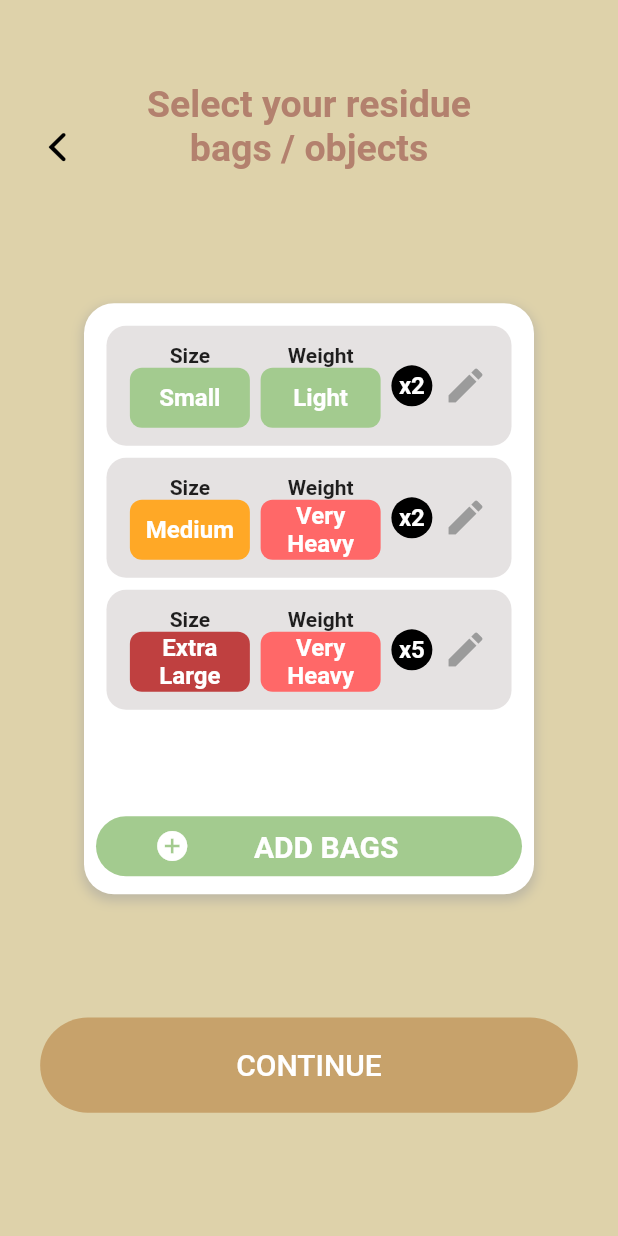
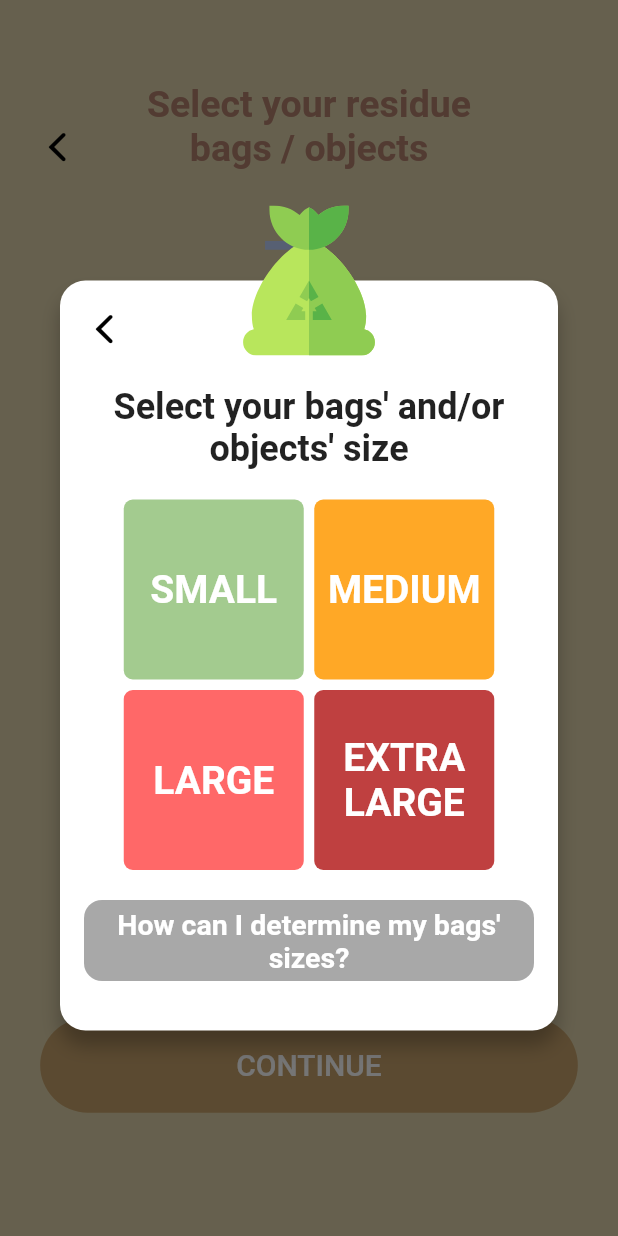
Before and after one commit to fquesada00/Econet, a Flutter app: the AddBags screen opened by its route, after a tap on "ADD BAGS", on a phone screen of 412 x 824 dp. Run offline on Flutter 3.47's test engine with Material 2 defaults, Android fonts, the phone set to English and light mode, and no system bars; drawn by our look-alikes of auto_size_text; our stand-ins replace firebase_auth, firebase_core, flutter_svg, geolocator, google_maps_flutter, google_sign_in and 1 more; missing offline and left inert: geocoder, linked_scroll_controller; accounts and stored records are empty; Roboto replaces fonts that are missing (SFProDisplay, SFProText); project files that could hold a hidden picture were left out.

Commit message:
Encaminado el dialogo de agregar bolsas

```diff
--- a/lib/app.dart
+++ b/lib/app.dart
@@ -6,12 +6,12 @@ import 'package:econet/views/auth/signup_method.dart';
 import 'package:econet/views/ecopoint/PickTimeCreateEcopoint.dart';
 import 'package:econet/views/ecopoint/add_bags.dart';
 import 'package:econet/views/ecopoint/ecopoint_expanded.dart';
-import 'file:///C:/Users/rodri/AndroidStudioProjects/Econet/lib/views/my_ecopoint/my_ecopoint.dart';
 import 'package:econet/views/ecopoint/pickDelivery.dart';
 import 'package:econet/views/ecopoint/pickDeliveryDate.dart';
 import 'package:econet/views/ecopoint/pickLocation.dart';
 import 'package:econet/views/ecopoint/pickMaterials.dart';
 import 'package:econet/views/ecopoint/pickWeekdayCreateEcopoint.dart';
+import 'package:econet/views/my_ecopoint/my_ecopoint.dart';
 import 'package:econet/views/my_recycling/my_recycling.dart';
 import 'package:econet/views/settings/settings.dart';
 import 'package:flutter/cupertino.dart';
--- a/lib/presentation/constants.dart
+++ b/lib/presentation/constants.dart
@@ -26,6 +26,7 @@ const Color TEXTILE_COLOR = Color(0xFFC76BC7);
 const Color WARNING_COLOR = Color(0xFFFFA826);
 const Color ERROR_COLOR = Color(0xFFAF0000);
 const Color EDIT_COLOR = Color(0xFF9B9B9B);
+const Color INFO_COLOR = Color(0xFFA8A8A8);
 
 const Map<String, Color> CHIP_DATA = {
   'Paper': PAPER_COLOR,
--- a/lib/views/ecopoint/add_bags.dart
+++ b/lib/views/ecopoint/add_bags.dart
@@ -4,6 +4,7 @@ import 'package:econet/views/widgets/button1.dart';
 import 'package:econet/views/widgets/navbar.dart';
 import 'package:flutter/cupertino.dart';
 import 'package:flutter/material.dart';
+import 'package:flutter_svg/svg.dart';
 
 class AddBags extends StatefulWidget {
   @override
@@ -16,6 +17,7 @@ class _AddBagsState extends State<AddBags> {
   Bag bagData3 = new Bag(BagSize.extraLarge, BagWeight.veryHeavy, 5);
 
   List<Bag> bagList;
+  BagSize bagSize;
 
   @override
   void initState() {
@@ -38,7 +40,7 @@ class _AddBagsState extends State<AddBags> {
         child: Column(
           mainAxisAlignment: MainAxisAlignment.spaceEvenly,
           children: [
-            InfoCardContainer(
+            BagInfoCardContainer(
               content: Column(
                 children: [
                   ClipRRect(
@@ -60,7 +62,22 @@ class _AddBagsState extends State<AddBags> {
                   Padding(
                     padding: const EdgeInsets.all(8.0),
                     child: Button1(
-                        btnData: ButtonData('ADD BAGS', () {},
+                        btnData: ButtonData('ADD BAGS', () {
+                      showDialog(
+                          context: context,
+                          builder: (context) =>
+                              _BagDialog(_BagSizeDialogContent((BagSize size) {
+                                bagSize = size;
+                                Navigator.pop(context);
+                                showDialog(
+                                    context: context,
+                                    builder: (context) => _BagDialog(
+                                            _BagSizeDialogContent(
+                                                (BagSize size) {
+                                          print('douuuu');
+                                        })));
+                              })));
+                    },
                             height: 40,
                             adjust: true,
                             fontWeight: FontWeight.w600,
@@ -191,40 +208,146 @@ class _BagInfoRowState extends State<BagInfoRow> {
       ),
     );
   }
+}
 
-  Color _getBagInfoColor({BagSize bagSize, BagWeight bagWeight}) {
-    if (bagSize != null) {
-      switch (bagSize) {
-        case BagSize.small:
-          return GREEN_MEDIUM;
-        case BagSize.medium:
-          return WARNING_COLOR;
-        case BagSize.large:
-          return RED_MEDIUM;
-        case BagSize.extraLarge:
-          return RED_DARK;
-      }
-    } else if (bagWeight != null) {
-      switch (bagWeight) {
-        case BagWeight.light:
-          return GREEN_MEDIUM;
-        case BagWeight.heavy:
-          return WARNING_COLOR;
-        case BagWeight.veryHeavy:
-          return RED_MEDIUM;
-      }
-    }
+class _BagSizeDialogContent extends StatelessWidget {
+  final Function(BagSize size) setBagSize;
 
-    return null;
+  _BagSizeDialogContent(this.setBagSize);
+
+  @override
+  Widget build(BuildContext context) {
+    return Column(
+      children: <Widget>[
+        Text(
+          "Select your bags' and/or objects' size",
+          textAlign: TextAlign.center,
+          style: TextStyle(
+            fontSize: 24,
+            fontWeight: FontWeight.w600,
+          ),
+        ),
+        SizedBox(height: 20),
+        Wrap(
+          spacing: 7,
+          runSpacing: 7,
+          alignment: WrapAlignment.center,
+          children: BagSize.values
+              .map(
+                (size) => RaisedButton(
+                  color: _getBagInfoColor(bagSize: size),
+                  elevation: 0,
+                  shape: RoundedRectangleBorder(
+                      borderRadius: BorderRadius.circular(6)),
+                  padding: EdgeInsets.zero,
+                  onPressed: () => setBagSize(size),
+                  child: Container(
+                    height: 120,
+                    width: 120,
+                    alignment: Alignment.center,
+                    child: Text(
+                      bagSizeToString(size).toUpperCase(),
+                      textAlign: TextAlign.center,
+                      style: TextStyle(
+                        fontSize: 26,
+                        fontWeight: FontWeight.w700,
+                        color: Colors.white,
+                      ),
+                    ),
+                  ),
+                ),
+              )
+              .toList(),
+        ),
+        SizedBox(height: 20),
+        RaisedButton(
+          color: INFO_COLOR,
+          onPressed: () {},
+          shape:
+              RoundedRectangleBorder(borderRadius: BorderRadius.circular(12)),
+          elevation: 0,
+          padding: EdgeInsets.symmetric(horizontal: 5, vertical: 5),
+          child: Text(
+            "How can I determine my bags' sizes?",
+            textAlign: TextAlign.center,
+            style: TextStyle(
+              color: Colors.white,
+              fontSize: 19,
+              fontWeight: FontWeight.w600,
+            ),
+          ),
+        )
+      ],
+    );
   }
 }
 
-class InfoCardContainer extends StatelessWidget {
+class _BagDialog extends StatelessWidget {
+  final Widget content;
+
+  _BagDialog(this.content);
+
+  @override
+  Widget build(BuildContext context) {
+    return Dialog(
+      shape: RoundedRectangleBorder(borderRadius: BorderRadius.circular(22)),
+      elevation: 0,
+      backgroundColor: Colors.transparent,
+      child: contentHolder(context),
+    );
+  }
+
+  Widget contentHolder(BuildContext context) {
+    return Stack(
+      children: <Widget>[
+        Container(
+          height: 500,
+          padding: EdgeInsets.fromLTRB(16, 70, 16, 16),
+          margin: EdgeInsets.only(top: 50),
+          decoration: BoxDecoration(
+            color: Colors.white,
+            shape: BoxShape.rectangle,
+            borderRadius: BorderRadius.circular(17),
+            boxShadow: [
+              BoxShadow(
+                color: Colors.black26,
+                blurRadius: 10.0,
+                offset: Offset(0.0, 10.0),
+              ),
+            ],
+          ),
+          child: content,
+        ),
+        Positioned(
+            top: 0,
+            left: 1,
+            right: 1,
+            child: CircleAvatar(
+              backgroundColor: Colors.transparent,
+              child: SvgPicture.asset(
+                'assets/artwork/recycle-bag.svg',
+                semanticsLabel: 'Recycling bag',
+              ),
+              radius: 50,
+            )),
+        Positioned(
+          top: 60,
+          left: 10,
+          child: CupertinoNavigationBarBackButton(
+            color: Colors.black,
+          ),
+        )
+      ],
+    );
+  }
+}
+
+class BagInfoCardContainer extends StatelessWidget {
   final Widget content;
   final String header;
   final IconData icon;
 
-  InfoCardContainer({this.content, this.header, this.icon});
+  BagInfoCardContainer({this.content, this.header, this.icon});
 
   @override
   Widget build(BuildContext context) {
@@ -287,3 +410,29 @@ class InfoCardContainer extends StatelessWidget {
     );
   }
 }
+
+Color _getBagInfoColor({BagSize bagSize, BagWeight bagWeight}) {
+  if (bagSize != null) {
+    switch (bagSize) {
+      case BagSize.small:
+        return GREEN_MEDIUM;
+      case BagSize.medium:
+        return WARNING_COLOR;
+      case BagSize.large:
+        return RED_MEDIUM;
+      case BagSize.extraLarge:
+        return RED_DARK;
+    }
+  } else if (bagWeight != null) {
+    switch (bagWeight) {
+      case BagWeight.light:
+        return GREEN_MEDIUM;
+      case BagWeight.heavy:
+        return WARNING_COLOR;
+      case BagWeight.veryHeavy:
+        return RED_MEDIUM;
+    }
+  }
+
+  return null;
+}
```
Also changed, not shown: assets/artwork/recycle-bag.svg (added).
